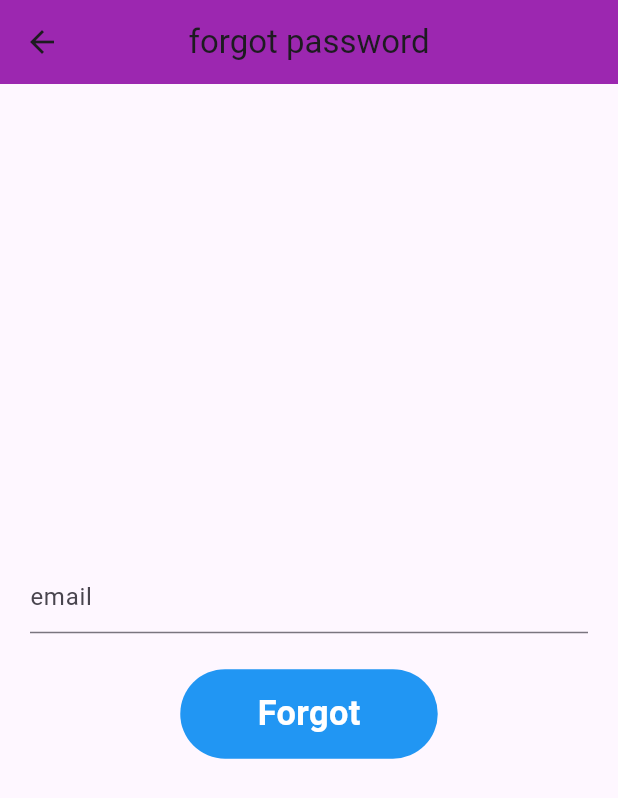
After one commit to safeer122/fire-box-integration_first, a Flutter app: the screen it shows after launch, after a tap on "forgot password", on a phone screen of 412 x 824 dp. The commit adds this screen. Shown: the top 798 px of the screen. Run offline on Flutter 3.47's test engine with Material 2 defaults, Android fonts, the phone set to English and light mode, and no system bars; our stand-ins replace cloud_firestore, firebase_auth, firebase_core, firebase_database, firebase_storage, flutter_screenutil and 4 more; missing offline and left inert: dart:ffi; accounts and stored records are empty; network calls fail.

Commit message:
fifth commit

```diff
--- a/lib/Ui/Screen1.dart
+++ b/lib/Ui/Screen1.dart
@@ -1,5 +1,6 @@
 import 'package:firebase_auth/firebase_auth.dart';
 import 'package:firebase_base/Ui/firestore/firestore_list_screen.dart';
+import 'package:firebase_base/Ui/forgot_password.dart';
 import 'package:firebase_base/Ui/home.dart';
 import 'package:firebase_base/Ui/screen2.dart';
 import 'package:firebase_base/Ui/toast_message.dart';
@@ -64,7 +65,7 @@ class _Screen1State extends State<Screen1> {
                   auth.signInWithEmailAndPassword(
                       email: email.text, password: password.text)
                       .then((value) => {
-                    Navigator.of(context).push(MaterialPageRoute(builder: (BuildContext a)=>UploadImageScreen()))
+                    Navigator.of(context).push(MaterialPageRoute(builder: (BuildContext a)=>home()))
                   })
                       .onError((error, stackTrace) => ToastMessage()
                       .toastmessage(message: error.toString()));
@@ -81,12 +82,22 @@ class _Screen1State extends State<Screen1> {
                   ),),
                 ),
               ),
+              Padding(
+                padding:EdgeInsets.only(left: 80.w,top: 20.h),
+                child:TextButton(onPressed: (){
+                  Navigator.push(context,
+                  MaterialPageRoute(builder: (context)=>forgotpassword()));
+                }, child:Text("forgot password" ,
+                )
+
+              ),
+              ),
               SizedBox(height: 30.h,),
               Padding(
                 padding: EdgeInsets.only(left: 80.w),
                 child: Row(
                   children: [
-                    Text("Already have an account?",style: TextStyle(
+                    Text("Don't have an account?",style: TextStyle(
                       fontWeight: FontWeight.w400,
                       fontSize: 12.sp,
                       color: Color(0xff000000),
--- a/lib/Ui/firestore/firestore_list_screen.dart
+++ b/lib/Ui/firestore/firestore_list_screen.dart
@@ -1,6 +1,7 @@
 import 'package:cloud_firestore/cloud_firestore.dart';
 import 'package:firebase_auth/firebase_auth.dart';
 import 'package:firebase_base/Ui/firestore/add_data.dart';
+import 'package:firebase_base/Ui/upload_image.dart';
 import 'package:firebase_database/firebase_database.dart';
 import 'package:firebase_database/ui/firebase_animated_list.dart';
 import 'package:flutter/material.dart';
@@ -66,6 +67,10 @@ class _firestorescreenState extends State<firestorescreen> {
                   }),
             );
               }),
+          TextButton(onPressed: (){
+            Navigator.of(context)
+                .push(MaterialPageRoute(builder: (_)=>UploadImageScreen()));
+          }, child: Text('Upload image'))
 
         ],
       ),
--- /dev/null
+++ b/lib/Ui/forgot_password.dart
@@ -0,0 +1,62 @@
+import 'package:firebase_auth/firebase_auth.dart';
+import 'package:firebase_base/Ui/toast_message.dart';
+import 'package:flutter/material.dart';
+import 'package:flutter_screenutil/flutter_screenutil.dart';
+class forgotpassword extends StatefulWidget {
+  const forgotpassword({super.key});
+
+  @override
+  State<forgotpassword> createState() => _forgotpasswordState();
+}
+
+class _forgotpasswordState extends State<forgotpassword> {
+  final email=TextEditingController();
+  final auth =FirebaseAuth.instance;
+  @override
+  Widget build(BuildContext context) {
+    return Scaffold(
+      appBar: AppBar(
+        backgroundColor: Colors.purple,
+        title:Text('forgot password'),
+        centerTitle: true,
+      ),
+      body: Padding(
+        padding: const EdgeInsets.symmetric(horizontal: 20),
+        child: Column(
+          mainAxisAlignment: MainAxisAlignment.center,
+          crossAxisAlignment: CrossAxisAlignment.center,
+          children: [
+             TextFormField(
+               controller: email,
+               decoration: InputDecoration(
+                 hintText: 'email'
+               ),
+             ),
+            SizedBox(height: 20.h,
+            ),
+            GestureDetector(
+              onTap: (){
+                auth.sendPasswordResetEmail(email: email.text.toString()).then((value) {
+                     ToastMessage().toastmessage(message: ('we have sent you to recover password,please check email'));
+                }).onError((error, stackTrace){
+                  ToastMessage().toastmessage(message: error.toString());
+                });
+              },
+              child: Container(
+                width: 150.w,
+                height: 50.h,
+                alignment: Alignment.center,
+                decoration: BoxDecoration(color: Colors.blue,borderRadius: BorderRadius.circular(30.sp)),
+                child: Text("Forgot",style: TextStyle(
+                  fontSize: 20.sp,
+                  fontWeight: FontWeight.w600,
+                  color: Color(0xffFFFFFF),
+                ),),
+              ),
+            ),
+          ],
+        ),
+      ),
+    );
+  }
+}
--- a/lib/Ui/home.dart
+++ b/lib/Ui/home.dart
@@ -6,6 +6,8 @@ import 'package:firebase_database/firebase_database.dart';
 import 'package:firebase_database/ui/firebase_animated_list.dart';
 import 'package:flutter/material.dart';
 import 'package:flutter_screenutil/flutter_screenutil.dart';
+
+import 'firestore/firestore_list_screen.dart';
 
 class home extends StatefulWidget {
   const home({super.key});
@@ -103,6 +105,10 @@ class _homeState extends State<home> {
                   }
                 }),
           ),
+          TextButton(onPressed: (){
+            Navigator.of(context)
+                .push(MaterialPageRoute(builder: (_)=>firestorescreen()));
+          }, child: Text('next'))
         ],
       ),
       floatingActionButton: FloatingActionButton(
```
